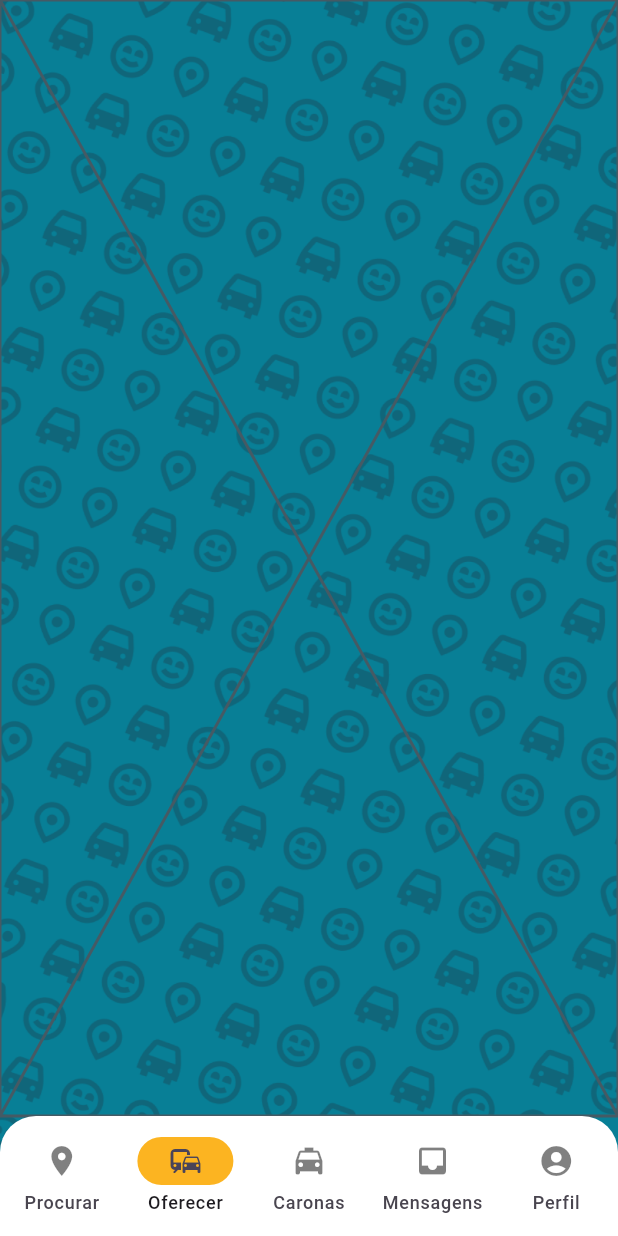
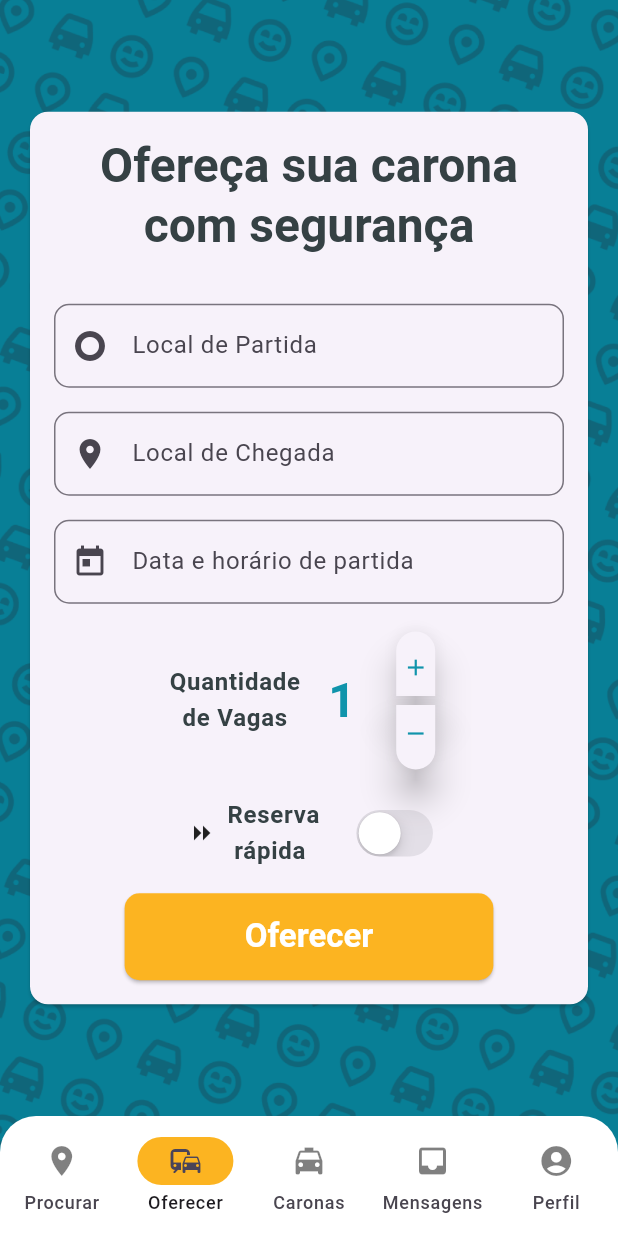
Before and after one commit to fossguild/joynride, a Flutter app: the HomeScreen screen opened directly, item 2 of the bottom bar chosen, on a phone screen of 412 x 824 dp. Run offline on Flutter 3.47's test engine with Material 3 defaults, Android fonts, the phone set to English and light mode, and no system bars; our stand-ins replace google_fonts.

Commit message:
code: add offer screen

```diff
--- a/app/joynride_app/lib/screens/home_screen.dart
+++ b/app/joynride_app/lib/screens/home_screen.dart
@@ -1,4 +1,5 @@
 import 'package:flutter/material.dart';
+import 'package:joynride_app/screens/offer_screen.dart';
 import 'package:joynride_app/screens/search_screen.dart';
 
 class HomeScreen extends StatefulWidget {
@@ -25,7 +26,7 @@ class _HomeScreenState extends State<HomeScreen> {
       child: Scaffold(
         backgroundColor: Colors.transparent,
         body: [
-          const SearchScreen(),
+          const SearchScreen(), const OfferScreen(),
           for (var i = 0; i < 4; i++) const Placeholder()
         ][_currentPageIndex],
         bottomNavigationBar: Container(
--- /dev/null
+++ b/app/joynride_app/lib/screens/offer_screen.dart
@@ -0,0 +1,132 @@
+import 'package:flutter/material.dart';
+import 'package:flutter/cupertino.dart';
+import 'package:joynride_app/widgets/quantity_selector.dart';
+import 'package:joynride_app/widgets/simple_button.dart';
+import 'package:joynride_app/widgets/simple_textfield.dart';
+
+class OfferScreen extends StatelessWidget {
+  const OfferScreen({super.key});
+
+  @override
+  Widget build(BuildContext context) {
+    const double spacing = 16;
+    final theme = Theme.of(context);
+    final textTheme = theme.textTheme;
+
+    final ValueNotifier<bool> autoAcceptNotifier = ValueNotifier<bool>(false);
+
+    return Container(
+      alignment: Alignment.center,
+      margin: const EdgeInsets.all(spacing),
+      child: SingleChildScrollView(
+        child: Card(
+          child: Padding(
+            padding: const EdgeInsets.all(spacing),
+            child: Column(
+              mainAxisSize: MainAxisSize.min,
+              children: [
+                Text(
+                  'Ofereça sua carona com segurança',
+                  textAlign: TextAlign.center,
+                  style: textTheme.headlineLarge!.copyWith(
+                    fontWeight: FontWeight.bold,
+                  ),
+                ),
+                const SizedBox(
+                  height: 2 * spacing,
+                ),
+                const SimpleTextField(
+                  labelText: 'Local de Partida',
+                  hintText: 'Ponto',
+                  icon: Icon(Icons.trip_origin_rounded),
+                ),
+                const SizedBox(
+                  height: spacing,
+                ),
+                const SimpleTextField(
+                  labelText: 'Local de Chegada',
+                  hintText: 'Ponto',
+                  icon: Icon(Icons.place),
+                ),
+                const SizedBox(
+                  height: spacing,
+                ),
+                const SimpleTextField(
+                  labelText: 'Data e horário de partida',
+                  hintText: 'dd/mm/yyyy - hh:mm',
+                  icon: Icon(Icons.today),
+                  textInputType: TextInputType.number,
+                ),
+                const SizedBox(
+                  height: spacing,
+                ),
+                Row(
+                  mainAxisAlignment: MainAxisAlignment.center,
+                  children: [
+                    Text(
+                      'Quantidade \nde Vagas',
+                      textAlign: TextAlign.center,
+                      style: textTheme.bodyLarge!
+                          .copyWith(fontWeight: FontWeight.bold),
+                    ),
+                    const SizedBox(
+                      width: spacing,
+                    ),
+                    QuantitySelector(
+                      min: 1,
+                      initialValue: 1,
+                    ),
+                  ],
+                ),
+                const SizedBox(
+                  height: spacing,
+                ),
+                Row(
+                  mainAxisAlignment: MainAxisAlignment.center,
+                  children: [
+                    const Stack(
+                      alignment: Alignment.centerLeft,
+                      children: [
+                        Icon(Icons.arrow_right),
+                        Positioned(
+                          left: 6,
+                          child: Icon(Icons.arrow_right),
+                        )
+                      ],
+                    ),
+                    const SizedBox(width: spacing / 2),
+                    Text(
+                      'Reserva \n rápida',
+                      style: textTheme.bodyLarge!
+                          .copyWith(fontWeight: FontWeight.bold),
+                    ),
+                    const SizedBox(width: spacing),
+                    ValueListenableBuilder<bool>(
+                      valueListenable: autoAcceptNotifier,
+                      builder: (context, value, _) {
+                        return CupertinoSwitch(
+                          value: value,
+                          onChanged: (bool newValue) {
+                            autoAcceptNotifier.value = newValue;
+                          },
+                          activeColor: Colors.cyan.shade900,
+                        );
+                      },
+                    ),
+                  ],
+                ),
+                const SizedBox(
+                  height: spacing,
+                ),
+                SimpleButton(
+                  text: 'Oferecer',
+                  onPressed: () {},
+                ),
+              ],
+            ),
+          ),
+        ),
+      ),
+    );
+  }
+}
```
